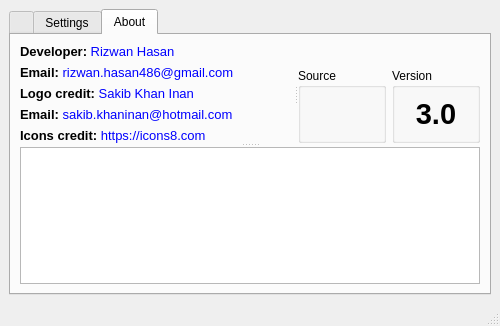
Qt form ui/mainwindow.ui (Rizwan-Hasan/Free-Hash-Checker) before a commit.
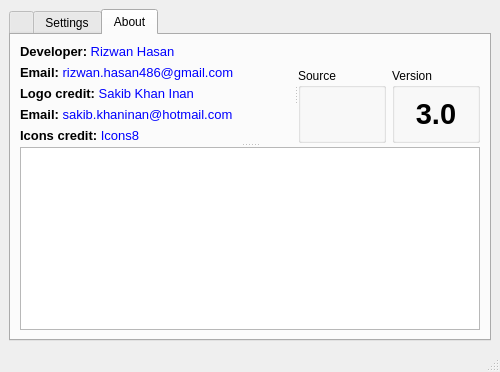
The same form after that commit. The open tabs and pages were chosen to show the change. Icons and pictures are not drawn.

```diff
--- a/ui/mainwindow.ui
+++ b/ui/mainwindow.ui
@@ -13,7 +13,7 @@
     <x>0</x>
     <y>0</y>
     <width>500</width>
-    <height>326</height>
+    <height>372</height>
    </rect>
   </property>
   <property name="sizePolicy">
@@ -495,7 +495,7 @@
              <item>
               <widget class="QLabel" name="label_4">
                <property name="text">
-                <string>&lt;html&gt;&lt;head/&gt;&lt;body&gt;&lt;p&gt;&lt;span style=&quot; font-size:10pt; font-weight:600;&quot;&gt;Icons credit: &lt;/span&gt;&lt;a href=&quot;https://icons8.com/&quot;&gt;&lt;span style=&quot;text-decoration: none; font-size:10pt; color:#0000ff;&quot;&gt;https://icons8.com&lt;/span&gt;&lt;/a&gt;&lt;/p&gt;&lt;/body&gt;&lt;/html&gt;</string>
+                <string>&lt;html&gt;&lt;head/&gt;&lt;body&gt;&lt;p&gt;&lt;span style=&quot; font-size:10pt; font-weight:600;&quot;&gt;Icons credit: &lt;/span&gt;&lt;a href=&quot;https://icons8.com&quot;&gt;&lt;span style=&quot;text-decoration: none; font-size:10pt; color:#0000ff;&quot;&gt;Icons8&lt;/span&gt;&lt;/a&gt;&lt;/p&gt;&lt;/body&gt;&lt;/html&gt;</string>
                </property>
                <property name="openExternalLinks">
                 <bool>true</bool>
```
Left out of the diff: 2 changed lines with no effect on the pictures.
